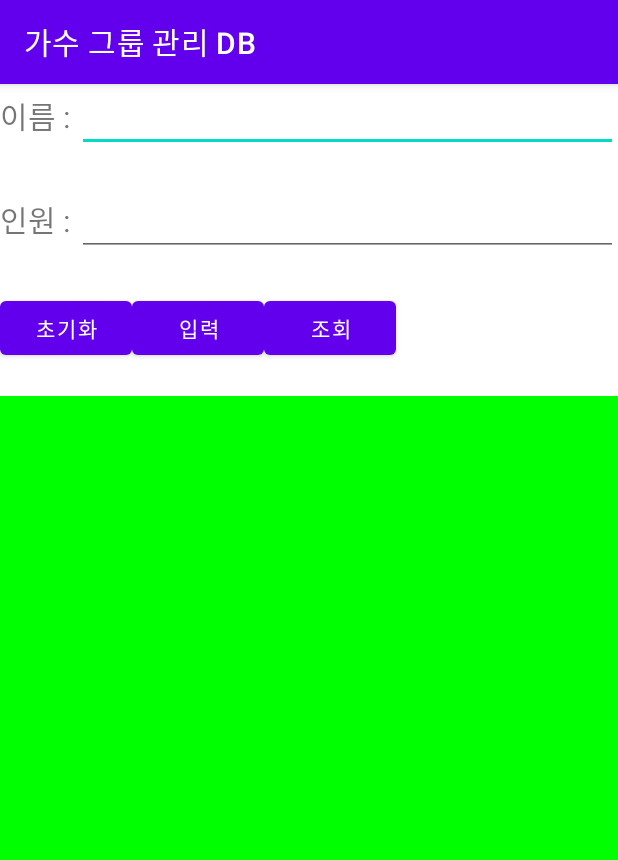
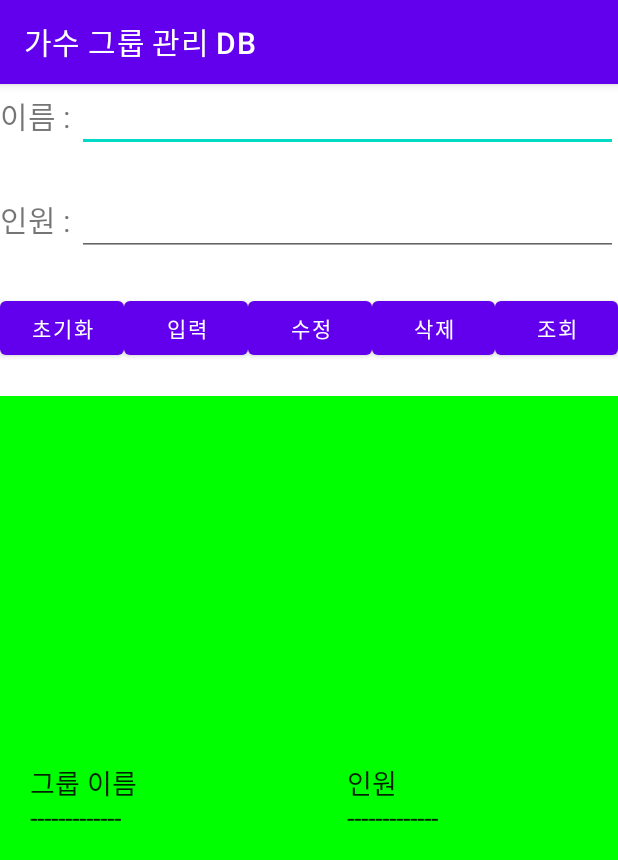
Before and after one commit to likeshg/Project12_2, an Android app: the screen it shows after launch (MainActivity), after a tap on "입력", on a phone screen of 412 x 824 dp. Shown: the top 860 px of the screen. Run offline under Robolectric (Android 15) with nearby library versions, the phone set to English and light mode, and no system bars; 1 statement that could not run was skipped; 1 other tap on this screen came first.

```diff
--- a/app/src/main/java/com/example/project12_2/MainActivity.java
+++ b/app/src/main/java/com/example/project12_2/MainActivity.java
@@ -16,7 +16,7 @@ public class MainActivity extends AppCompatActivity {
 
     myDBHelper myHelper;
     EditText edtName, edtNumber, edtNameResult, edtNumberResult;
-    Button btnInit, btnInsert, btnSelect;
+    Button btnInit, btnInsert, btnSelect, btnUpdate, btnDelete;
     SQLiteDatabase sqlDB;
 
     @Override
@@ -33,6 +33,9 @@ public class MainActivity extends AppCompatActivity {
         btnInit = (Button) findViewById(R.id.btnInit);
         btnInsert = (Button) findViewById(R.id.btnInsert);
         btnSelect = (Button) findViewById(R.id.btnSelect);
+        btnUpdate = (Button) findViewById(R.id.btnUpdate);
+        btnDelete = (Button) findViewById(R.id.btnDelete);
+
 
         myHelper = new myDBHelper(this);
         btnInit.setOnClickListener(new View.OnClickListener() {
@@ -42,6 +45,7 @@ public class MainActivity extends AppCompatActivity {
                 myHelper.onUpgrade(sqlDB, 1, 2);
                 sqlDB.close();
 
+                btnSelect.callOnClick();
             }
         });
 
@@ -52,8 +56,13 @@ public class MainActivity extends AppCompatActivity {
                 sqlDB.execSQL("INSERT INTO groupTBL VALUES ( '"
                         + edtName.getText().toString() + "', "
                         + edtNumber.getText().toString() + ");");
+                // INSERT INTO table VALUES ('name',number);
                 sqlDB.close();
                 Toast.makeText(getApplicationContext(), "입력됨", Toast.LENGTH_SHORT).show();
+                edtName.setText("");
+                edtNumber.setText("");
+
+                btnSelect.callOnClick();
             }
         });
 
@@ -77,6 +86,44 @@ public class MainActivity extends AppCompatActivity {
 
                 cursor.close();
                 sqlDB.close();
+
+                edtName.setText("");
+                edtNumber.setText("");
+            }
+        });
+
+        btnUpdate.setOnClickListener(new View.OnClickListener() {
+            @Override
+            public void onClick(View view) {
+                sqlDB = myHelper.getWritableDatabase();
+
+                //UPDATE groupTBL SET gNumber = 'edtNumber' WHERE gName = 'edtName';
+                sqlDB.execSQL("UPDATE groupTBL SET gNumber = "
+                        + edtNumber.getText().toString() + " WHERE gName = '"
+                        + edtName.getText().toString() + "';");
+
+                sqlDB.close();
+                btnSelect.callOnClick();
+
+                edtName.setText("");
+                edtNumber.setText("");
+            }
+        });
+
+        btnDelete.setOnClickListener(new View.OnClickListener() {
+            @Override
+            public void onClick(View view) {
+                sqlDB = myHelper.getWritableDatabase();
+
+                //DELETE FROM table WHERE gName = "groupName";
+                sqlDB.execSQL("DELETE FROM groupTBL WHERE gName ='"
+                        + edtName.getText().toString() + "';");
+
+                sqlDB.close();
+                btnSelect.callOnClick();
+
+                edtName.setText("");
+                edtNumber.setText("");
             }
         });
     }
--- a/app/src/main/res/layout/activity_main.xml
+++ b/app/src/main/res/layout/activity_main.xml
@@ -53,19 +53,38 @@
             android:id="@+id/btnInit"
             android:layout_width="wrap_content"
             android:layout_height="wrap_content"
+            android:layout_weight="1"
             android:text="초기화" />
 
         <Button
             android:id="@+id/btnInsert"
             android:layout_width="wrap_content"
             android:layout_height="wrap_content"
+            android:layout_weight="1"
             android:text="입력" />
+
+        <Button
+            android:id="@+id/btnUpdate"
+            android:layout_width="wrap_content"
+            android:layout_height="wrap_content"
+            android:layout_weight="1"
+            android:text="수정" />
+
+        <Button
+            android:id="@+id/btnDelete"
+            android:layout_width="wrap_content"
+            android:layout_height="wrap_content"
+            android:layout_weight="1"
+            android:text="삭제" />
 
         <Button
             android:id="@+id/btnSelect"
             android:layout_width="wrap_content"
             android:layout_height="wrap_content"
+            android:layout_weight="1"
             android:text="조회" />
+
+
     </LinearLayout>
 
     <LinearLayout
```
